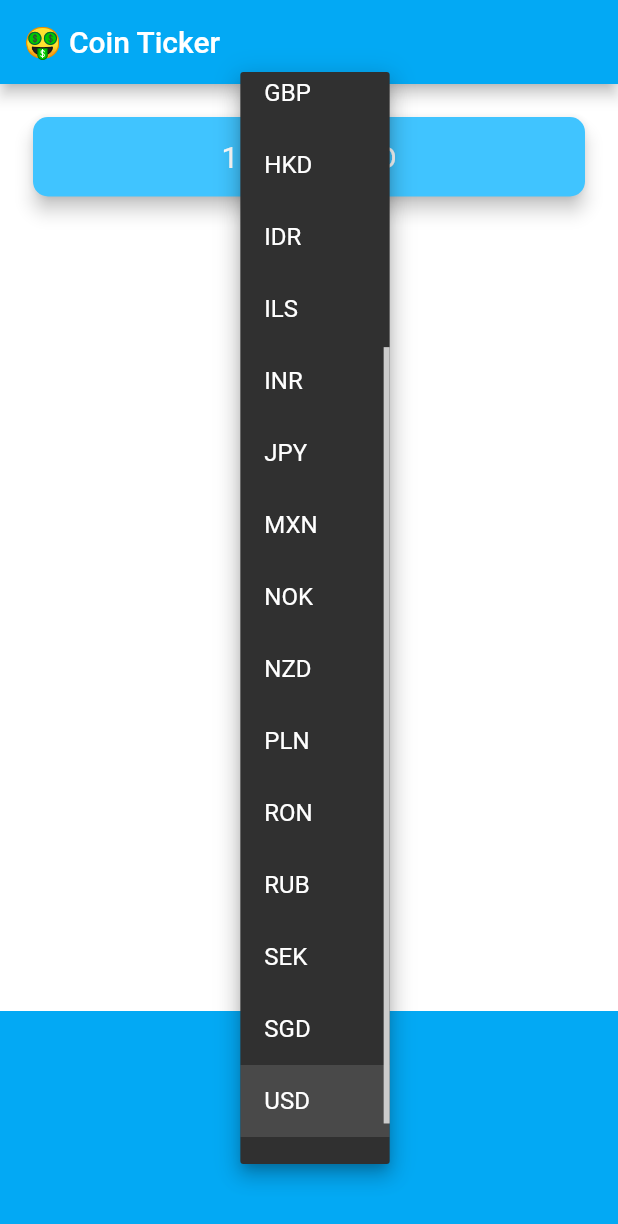
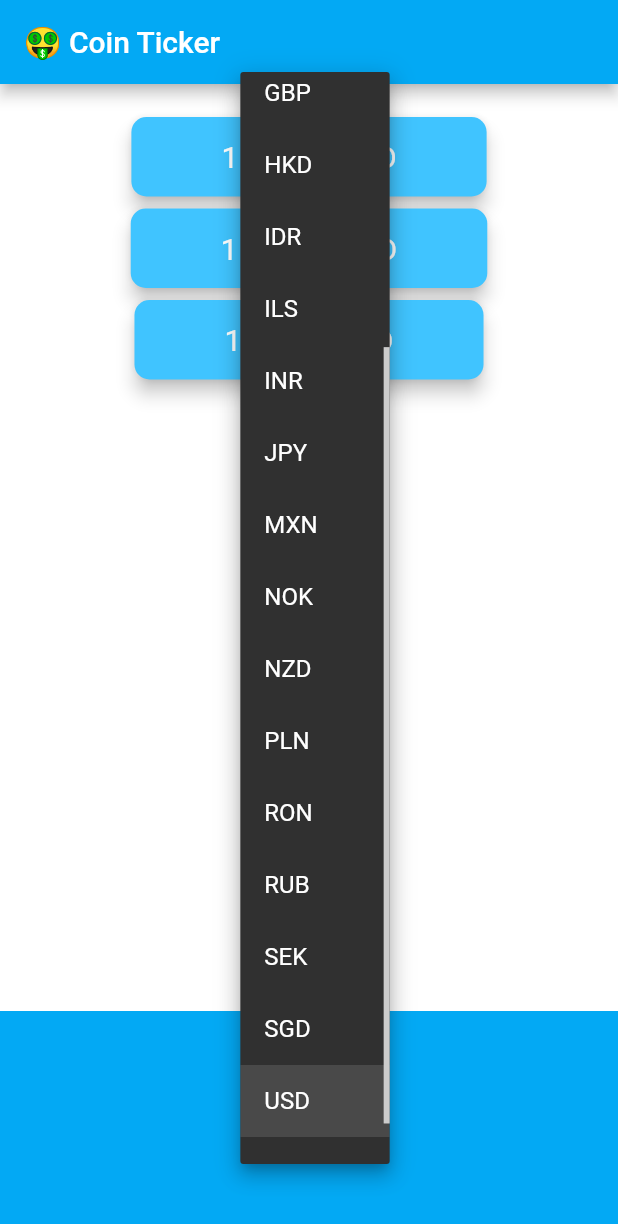
Before and after one commit to erikstacy/bitcoin-ticker, a Flutter app: the screen it shows after launch, after a tap on "USD", on a phone screen of 412 x 824 dp. Shown: the top 1224 px of the screen. Run offline on Flutter 3.47's test engine with Material 2 defaults, Android fonts, the phone set to English and light mode, and no system bars; network calls fail.

Commit message:
Added multiple crypto currencies

```diff
--- a/lib/price_screen.dart
+++ b/lib/price_screen.dart
@@ -12,7 +12,9 @@ class PriceScreen extends StatefulWidget {
 class _PriceScreenState extends State<PriceScreen> {
 
   String selectedCurrency = 'USD';
-  String currentPrice = '';
+  String btcPrice = '';
+  String ethPrice = '';
+  String ltcPrice = '';
 
   DropdownButton<String> androidDropdown() {
     List<DropdownMenuItem<String>> dropdownItems = [];
@@ -58,14 +60,28 @@ class _PriceScreenState extends State<PriceScreen> {
   }
 
   void getNetworkData() async {
-    // Get the api reference
-    String url = 'https://apiv2.bitcoinaverage.com/indices/global/ticker/BTC$selectedCurrency';
-    NetworkHelper networkHelper = NetworkHelper(url);
+    // Get the btc api data
+    String btcUrl = 'https://apiv2.bitcoinaverage.com/indices/global/ticker/${cryptoList[0]}$selectedCurrency';
+    NetworkHelper btcHelper = NetworkHelper(btcUrl);
+    var btcData = await btcHelper.getData();
+    double tempBtcPrice = btcData['last'];
 
-    var bitcoinData = await networkHelper.getData();
-    double tempPrice = bitcoinData['last'];
+    // Get the eth api data
+    String ethUrl = 'https://apiv2.bitcoinaverage.com/indices/global/ticker/${cryptoList[1]}$selectedCurrency';
+    NetworkHelper ethHelper = NetworkHelper(ethUrl);
+    var ethData = await ethHelper.getData();
+    double tempEthPrice = ethData['last'];
+
+    // Get the ltc api data
+    String ltcUrl = 'https://apiv2.bitcoinaverage.com/indices/global/ticker/${cryptoList[2]}$selectedCurrency';
+    NetworkHelper ltcHelper = NetworkHelper(ltcUrl);
+    var ltcData = await ltcHelper.getData();
+    double tempLtcPrice = ltcData['last'];
+
     setState(() {
-      currentPrice = tempPrice.toString();
+      btcPrice = tempBtcPrice.toString();
+      ethPrice = tempEthPrice.toString();
+      ltcPrice = tempLtcPrice.toString();
     });
   }
 
@@ -87,23 +103,24 @@ class _PriceScreenState extends State<PriceScreen> {
         children: <Widget>[
           Padding(
             padding: EdgeInsets.fromLTRB(18.0, 18.0, 18.0, 0),
-            child: Card(
-              color: Colors.lightBlueAccent,
-              elevation: 5.0,
-              shape: RoundedRectangleBorder(
-                borderRadius: BorderRadius.circular(10.0),
-              ),
-              child: Padding(
-                padding: EdgeInsets.symmetric(vertical: 15.0, horizontal: 28.0),
-                child: Text(
-                  '1 BTC = $currentPrice $selectedCurrency',
-                  textAlign: TextAlign.center,
-                  style: TextStyle(
-                    fontSize: 20.0,
-                    color: Colors.white,
-                  ),
+            child: Column(
+              children: <Widget>[
+                CryptoCard(
+                  currentPrice: btcPrice,
+                  selectedCurrency: selectedCurrency,
+                  selectedCrypto: cryptoList[0],
                 ),
-              ),
+                CryptoCard(
+                  currentPrice: ethPrice,
+                  selectedCurrency: selectedCurrency,
+                  selectedCrypto: cryptoList[1],
+                ),
+                CryptoCard(
+                  currentPrice: ltcPrice,
+                  selectedCurrency: selectedCurrency,
+                  selectedCrypto: cryptoList[2],
+                ),
+              ],
             ),
           ),
           Container(
@@ -118,3 +135,38 @@ class _PriceScreenState extends State<PriceScreen> {
     );
   }
 }
+
+class CryptoCard extends StatelessWidget {
+
+  CryptoCard({
+    @required this.currentPrice,
+    @required this.selectedCurrency,
+    @required this.selectedCrypto,
+  });
+
+  final String currentPrice;
+  final String selectedCurrency;
+  final String selectedCrypto;
+
+  @override
+  Widget build(BuildContext context) {
+    return Card(
+      color: Colors.lightBlueAccent,
+      elevation: 5.0,
+      shape: RoundedRectangleBorder(
+        borderRadius: BorderRadius.circular(10.0),
+      ),
+      child: Padding(
+        padding: EdgeInsets.symmetric(vertical: 15.0, horizontal: 60.0),
+        child: Text(
+          '1 $selectedCrypto = $currentPrice $selectedCurrency',
+          textAlign: TextAlign.center,
+          style: TextStyle(
+            fontSize: 20.0,
+            color: Colors.white,
+          ),
+        ),
+      ),
+    );
+  }
+}
```
